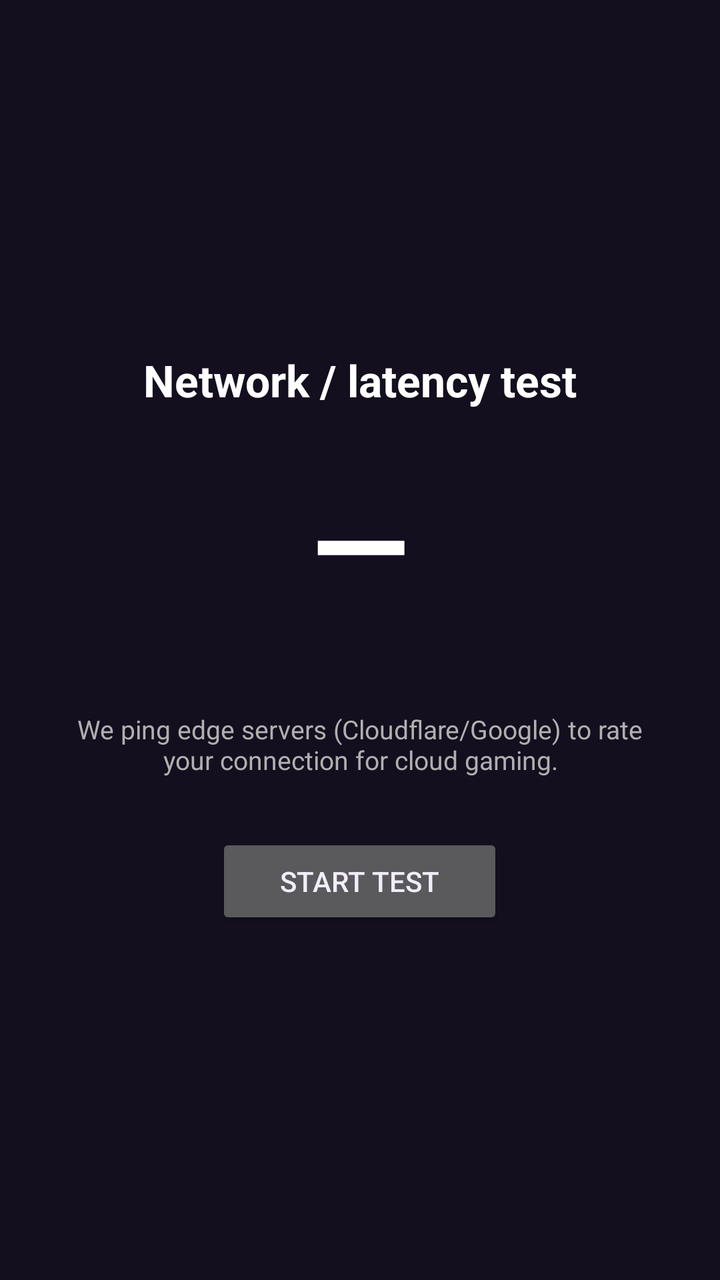
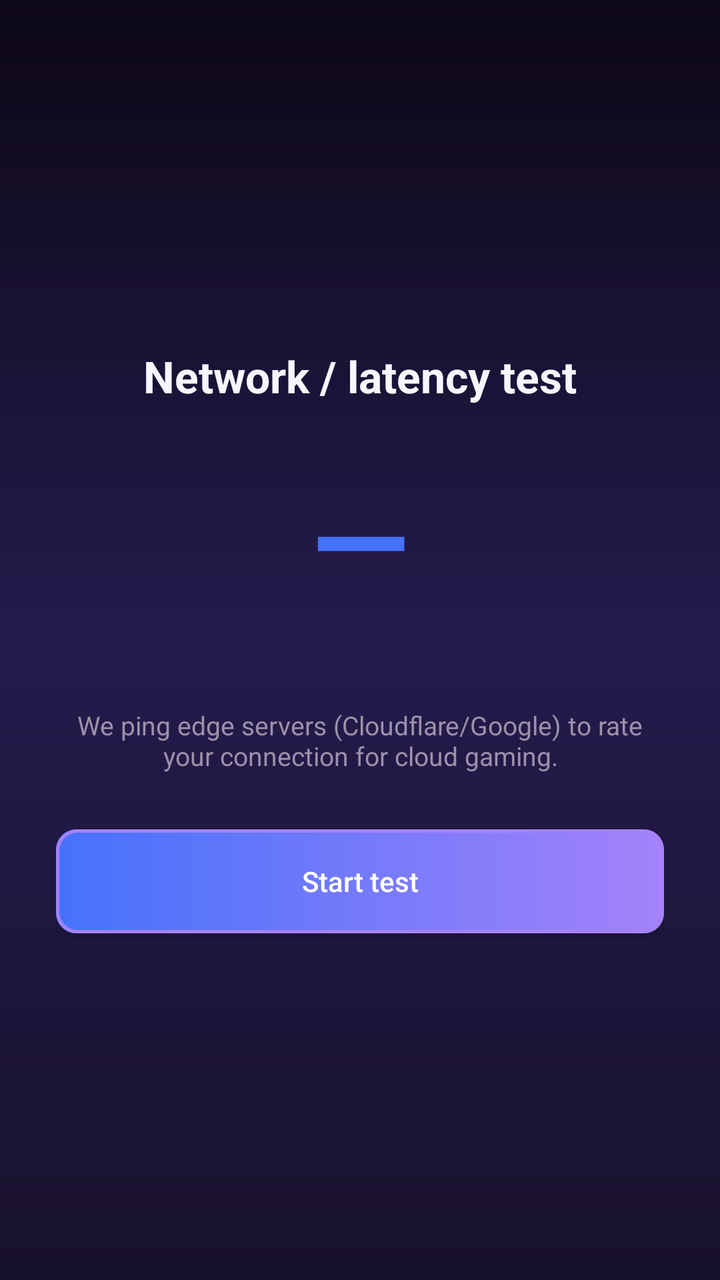

The first picture is an Android layout as it rendered before a commit; the second is the same layout after the commit. The layout source and the unified diff follow.
<!-- AndroidManifest.xml: application theme AppTheme -->
<!-- res/layout/activity_latency_test.xml -->
<?xml version="1.0" encoding="utf-8"?>
<LinearLayout xmlns:android="http://schemas.android.com/apk/res/android"
    android:layout_width="match_parent"
    android:layout_height="match_parent"
    android:orientation="vertical"
    android:gravity="center"
    android:padding="28dp"
    android:background="@color/moonlight_background">

    <TextView
        android:id="@+id/latencyTitle"
        android:layout_width="wrap_content"
        android:layout_height="wrap_content"
        android:text="@string/latency_title"
        android:textSize="22sp"
        android:textStyle="bold"
        android:textColor="@android:color/white" />

    <TextView
        android:id="@+id/latencyResult"
        android:layout_width="wrap_content"
        android:layout_height="wrap_content"
        android:layout_marginTop="24dp"
        android:text="—"
        android:textSize="64sp"
        android:textStyle="bold"
        android:textColor="@android:color/white" />

    <TextView
        android:id="@+id/latencyVerdict"
        android:layout_width="wrap_content"
        android:layout_height="wrap_content"
        android:layout_marginTop="8dp"
        android:textSize="16sp"
        android:textStyle="bold"
        android:textColor="@android:color/white" />

    <TextView
        android:id="@+id/latencyDetail"
        android:layout_width="wrap_content"
        android:layout_height="wrap_content"
        android:layout_marginTop="12dp"
        android:gravity="center"
        android:textSize="13sp"
        android:textColor="#B0B0B0"
        android:text="@string/latency_hint" />

    <ProgressBar
        android:id="@+id/latencyProgress"
        android:layout_width="wrap_content"
        android:layout_height="wrap_content"
        android:layout_marginTop="24dp"
        android:visibility="gone" />

    <Button
        android:id="@+id/latencyStart"
        android:layout_width="wrap_content"
        android:layout_height="wrap_content"
        android:layout_marginTop="28dp"
        android:paddingStart="32dp"
        android:paddingEnd="32dp"
        android:text="@string/latency_start" />

</LinearLayout>
<!-- resources referenced by this layout -->
<resources>
  <color name="moonlight_background">#140F1F</color>
  <string name="latency_hint">We ping edge servers (Cloudflare/Google) to rate your connection for cloud gaming.</string>
  <string name="latency_start">Start test</string>
  <string name="latency_title">Network / latency test</string>
  <style name="AppTheme" parent="AppBaseTheme">
          
          <item name="android:windowActionBar">false</item>
          <item name="android:windowNoTitle">true</item>
      </style>
  <style name="AppBaseTheme" parent="android:Theme">
          
          <item name="appBackgroundColor">@color/moonlight_background</item>
          <item name="appSurfaceColor">@color/moonlight_surface</item>
          <item name="appSurface2Color">@color/moonlight_surface_2</item>
          <item name="appForegroundColor">@color/moonlight_foreground</item>
          <item name="appMutedForegroundColor">@color/moonlight_muted_foreground</item>
          <item name="appBorderColor">@color/moonlight_border</item>
          <item name="appLightSystemBars">false</item>
          <item name="appBackgroundDrawable">@drawable/bg_app_gradient</item>
          <item name="android:windowBackground">?attr/appBackgroundDrawable</item>
          <item name="android:textColorPrimary">?attr/appForegroundColor</item>
          <item name="android:textColorSecondary">?attr/appMutedForegroundColor</item>
      </style>
  <color name="moonlight_surface">#201A33</color>
  <color name="moonlight_surface_2">#1A1528</color>
  <color name="moonlight_foreground">#F1EDFB</color>
  <color name="moonlight_muted_foreground">#A79BC9</color>
  <color name="moonlight_border">#E4D9FF</color>
  <!-- drawable bg_app_gradient (drawable) -->
  <?xml version="1.0" encoding="utf-8"?>
  
  <shape xmlns:android="http://schemas.android.com/apk/res/android"
      android:shape="rectangle">
      <gradient
          android:type="linear"
          android:angle="270"
          android:startColor="@color/moonlight_sunset_top"
          android:centerColor="@color/moonlight_sunset_mid"
          android:endColor="@color/moonlight_sunset_horizon"/>
  </shape>
  <color name="moonlight_sunset_top">#1B1030</color>
  <color name="moonlight_sunset_mid">#8B3FD4</color>
  <color name="moonlight_sunset_horizon">#FF6F5E</color>
</resources>

<!-- the commit's change to res/layout/activity_latency_test.xml (unified diff, before → after) -->
@@ -5,7 +5,7 @@
     android:orientation="vertical"
     android:gravity="center"
     android:padding="28dp"
-    android:background="@color/moonlight_background">
+    android:background="@drawable/bg_app_gradient">
 
     <TextView
         android:id="@+id/latencyTitle"
@@ -14,7 +14,7 @@
         android:text="@string/latency_title"
         android:textSize="22sp"
         android:textStyle="bold"
-        android:textColor="@android:color/white" />
+        android:textColor="@color/moonlight_foreground" />
 
     <TextView
         android:id="@+id/latencyResult"
@@ -24,7 +24,7 @@
         android:text="—"
         android:textSize="64sp"
         android:textStyle="bold"
-        android:textColor="@android:color/white" />
+        android:textColor="@color/moonlight_gold" />
 
     <TextView
         android:id="@+id/latencyVerdict"
@@ -33,7 +33,7 @@
         android:layout_marginTop="8dp"
         android:textSize="16sp"
         android:textStyle="bold"
-        android:textColor="@android:color/white" />
+        android:textColor="@color/moonlight_teal" />
 
     <TextView
         android:id="@+id/latencyDetail"
@@ -42,7 +42,7 @@
         android:layout_marginTop="12dp"
         android:gravity="center"
         android:textSize="13sp"
-        android:textColor="#B0B0B0"
+        android:textColor="@color/moonlight_muted_foreground"
         android:text="@string/latency_hint" />
 
     <ProgressBar
@@ -54,11 +54,14 @@
 
     <Button
         android:id="@+id/latencyStart"
-        android:layout_width="wrap_content"
-        android:layout_height="wrap_content"
+        android:layout_width="match_parent"
+        android:layout_height="52dp"
         android:layout_marginTop="28dp"
+        android:background="@drawable/bg_button_purple"
         android:paddingStart="32dp"
         android:paddingEnd="32dp"
+        android:textColor="@color/moonlight_gold_foreground"
+        android:textAllCaps="false"
         android:text="@string/latency_start" />
 
 </LinearLayout>
<!-- resource entries referenced after the edit -->
@@ -1,6 +1,6 @@
 <!-- resources referenced by this layout -->
 <resources>
-  <color name="moonlight_background">#140F1F</color>
+  <color name="moonlight_background">#0D0816</color>
   <string name="latency_hint">We ping edge servers (Cloudflare/Google) to rate your connection for cloud gaming.</string>
   <string name="latency_start">Start test</string>
   <string name="latency_title">Network / latency test</string>
@@ -23,11 +23,14 @@
           <item name="android:textColorPrimary">?attr/appForegroundColor</item>
           <item name="android:textColorSecondary">?attr/appMutedForegroundColor</item>
       </style>
-  <color name="moonlight_surface">#201A33</color>
-  <color name="moonlight_surface_2">#1A1528</color>
-  <color name="moonlight_foreground">#F1EDFB</color>
-  <color name="moonlight_muted_foreground">#A79BC9</color>
-  <color name="moonlight_border">#E4D9FF</color>
+  <color name="moonlight_surface">#110D17</color>
+  <color name="moonlight_surface_2">#171126</color>
+  <color name="moonlight_foreground">#F8F5FF</color>
+  <color name="moonlight_gold">#4572FA</color>
+  <color name="moonlight_gold_foreground">#FFFFFF</color>
+  <color name="moonlight_muted_foreground">#9A92AA</color>
+  <color name="moonlight_teal">#4CFFA9</color>
+  <color name="moonlight_border">#3A2B59</color>
   <!-- drawable bg_app_gradient (drawable) -->
   <?xml version="1.0" encoding="utf-8"?>
   
@@ -40,8 +43,34 @@
           android:centerColor="@color/moonlight_sunset_mid"
           android:endColor="@color/moonlight_sunset_horizon"/>
   </shape>
-  <color name="moonlight_sunset_top">#1B1030</color>
-  <color name="moonlight_sunset_mid">#8B3FD4</color>
-  <color name="moonlight_sunset_horizon">#FF6F5E</color>
+  <!-- drawable bg_button_purple (drawable) -->
+  <?xml version="1.0" encoding="utf-8"?>
+  
+  <layer-list xmlns:android="http://schemas.android.com/apk/res/android">
+      <item>
+          <shape android:shape="rectangle">
+              <gradient
+                  android:type="linear"
+                  android:angle="0"
+                  android:startColor="@color/moonlight_gold"
+                  android:endColor="@color/moonlight_purple"/>
+              <corners android:radius="10dp"/>
+          </shape>
+      </item>
+      <item>
+          <shape android:shape="rectangle">
+              <solid android:color="@android:color/transparent"/>
+              <stroke
+                  android:width="@dimen/cartoon_border_width"
+                  android:color="@color/moonlight_purple"/>
+              <corners android:radius="10dp"/>
+          </shape>
+      </item>
+  </layer-list>
+  <color name="moonlight_sunset_top">#0D0816</color>
+  <color name="moonlight_sunset_mid">#251B4D</color>
+  <color name="moonlight_sunset_horizon">#18112B</color>
+  <color name="moonlight_purple">#A482FA</color>
+  <dimen name="cartoon_border_width">1.5dp</dimen>
 </resources>
 
